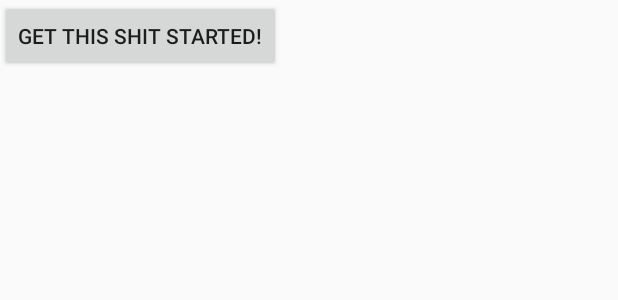
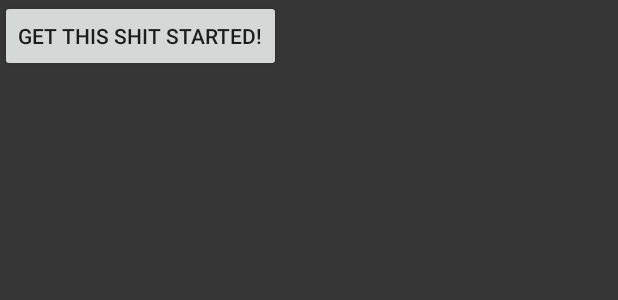
Before and after one commit to jaemoonpark/TapDemo, an Android app: the layout activity_welcome.xml on its own in the app's theme, with its tools: preview values and no code run, on a phone screen of 412 x 824 dp. Shown: the top 300 px of the screen. Run offline under Robolectric (Android 15) with nearby library versions, the phone set to English and light mode, and no system bars.

Commit message:
changes welcome screen color as test

```diff
--- a/app/src/main/res/layout/activity_welcome.xml
+++ b/app/src/main/res/layout/activity_welcome.xml
@@ -4,6 +4,7 @@
     xmlns:tools="http://schemas.android.com/tools"
     android:layout_width="match_parent"
     android:layout_height="match_parent"
+    android:background="#363636"
     android:orientation="horizontal">
     <Button
         android:layout_width="wrap_content"
```
